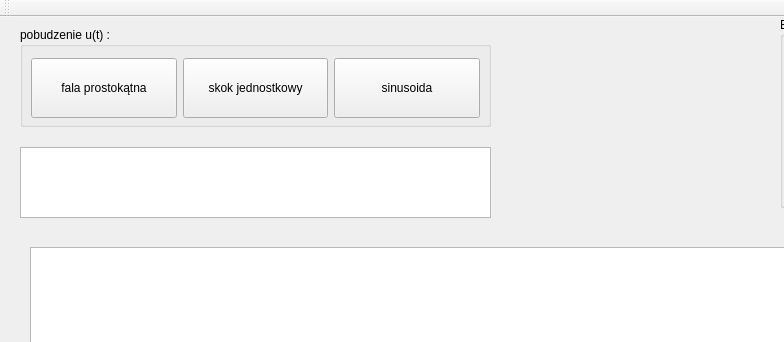
Old version of the form MMM_PL_JO/mainwindow.ui in the repository julia-okuniewska/MMM_PL_JO; both pictures show x 0 to 784 and y 0 to 342 of the 1191 by 681 pixel window.
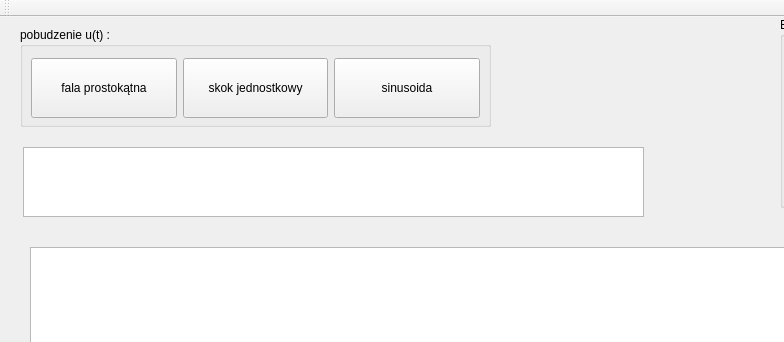
New version of the form.

The edit to the form file:
```diff
--- a/MMM_PL_JO/mainwindow.ui
+++ b/MMM_PL_JO/mainwindow.ui
@@ -201,16 +201,6 @@
      </layout>
     </widget>
    </widget>
-   <widget class="QTextBrowser" name="transmitationWindow">
-    <property name="geometry">
-     <rect>
-      <x>20</x>
-      <y>130</y>
-      <width>471</width>
-      <height>71</height>
-     </rect>
-    </property>
-   </widget>
    <widget class="QTextBrowser" name="remarks">
     <property name="geometry">
      <rect>
@@ -221,6 +211,16 @@
      </rect>
     </property>
    </widget>
+   <widget class="QPlainTextEdit" name="transmitationWindow">
+    <property name="geometry">
+     <rect>
+      <x>23</x>
+      <y>130</y>
+      <width>621</width>
+      <height>70</height>
+     </rect>
+    </property>
+   </widget>
   </widget>
   <widget class="QMenuBar" name="menuBar">
    <property name="geometry">
```
Left out of the diff: 2 changed lines with no effect on the pictures.
